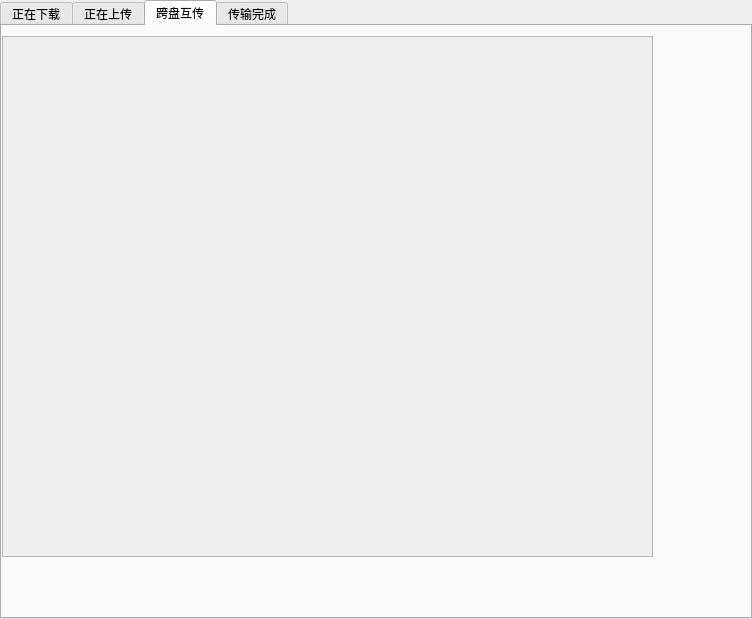
aibotez/SBCClientV2, file ui/Transmit.ui: the form before one commit.
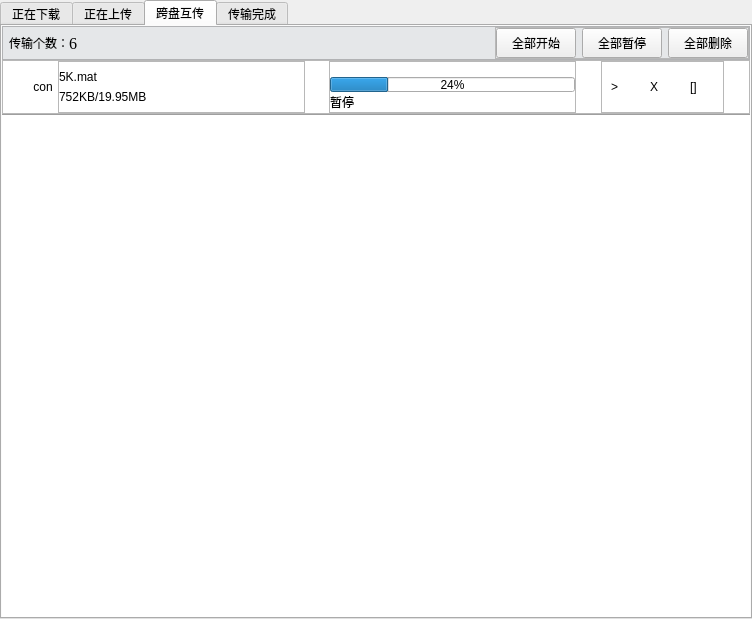
The form after the commit. The open tabs and pages were chosen to show the change.

Diff of the .ui file:
```diff
--- a/ui/Transmit.ui
+++ b/ui/Transmit.ui
@@ -1007,29 +1007,484 @@
       <attribute name="title">
        <string>跨盘互传</string>
       </attribute>
-      <widget class="QScrollArea" name="scrollArea">
-       <property name="geometry">
-        <rect>
-         <x>0</x>
-         <y>10</y>
-         <width>651</width>
-         <height>521</height>
-        </rect>
+      <layout class="QGridLayout" name="gridLayout_5">
+       <property name="leftMargin">
+        <number>0</number>
        </property>
-       <property name="widgetResizable">
-        <bool>true</bool>
+       <property name="topMargin">
+        <number>0</number>
        </property>
-       <widget class="QWidget" name="scrollAreaWidgetContents">
-        <property name="geometry">
-         <rect>
-          <x>0</x>
-          <y>0</y>
-          <width>649</width>
-          <height>519</height>
-         </rect>
-        </property>
-       </widget>
-      </widget>
+       <property name="rightMargin">
+        <number>0</number>
+       </property>
+       <property name="bottomMargin">
+        <number>0</number>
+       </property>
+       <property name="spacing">
+        <number>0</number>
+       </property>
+       <item row="0" column="0">
+        <layout class="QVBoxLayout" name="verticalLayout_16">
+         <item>
+          <widget class="QFrame" name="frame_26">
+           <property name="styleSheet">
+            <string notr="true">#frame_26
+{
+	background:#E5E7E9;
+}</string>
+           </property>
+           <property name="frameShape">
+            <enum>QFrame::StyledPanel</enum>
+           </property>
+           <property name="frameShadow">
+            <enum>QFrame::Raised</enum>
+           </property>
+           <layout class="QHBoxLayout" name="horizontalLayout_17">
+            <property name="spacing">
+             <number>0</number>
+            </property>
+            <property name="leftMargin">
+             <number>6</number>
+            </property>
+            <property name="topMargin">
+             <number>0</number>
+            </property>
+            <property name="rightMargin">
+             <number>0</number>
+            </property>
+            <property name="bottomMargin">
+             <number>0</number>
+            </property>
+            <item>
+             <widget class="QLabel" name="label_36">
+              <property name="text">
+               <string>传输个数：</string>
+              </property>
+             </widget>
+            </item>
+            <item>
+             <widget class="QLabel" name="label_37">
+              <property name="font">
+               <font>
+                <family>Times New Roman</family>
+                <pointsize>12</pointsize>
+               </font>
+              </property>
+              <property name="text">
+               <string>6</string>
+              </property>
+             </widget>
+            </item>
+            <item>
+             <spacer name="horizontalSpacer_21">
+              <property name="orientation">
+               <enum>Qt::Horizontal</enum>
+              </property>
+              <property name="sizeHint" stdset="0">
+               <size>
+                <width>303</width>
+                <height>20</height>
+               </size>
+              </property>
+             </spacer>
+            </item>
+            <item>
+             <widget class="QFrame" name="frame_27">
+              <property name="frameShape">
+               <enum>QFrame::StyledPanel</enum>
+              </property>
+              <property name="frameShadow">
+               <enum>QFrame::Raised</enum>
+              </property>
+              <layout class="QHBoxLayout" name="horizontalLayout_18">
+               <property name="spacing">
+                <number>6</number>
+               </property>
+               <property name="leftMargin">
+                <number>0</number>
+               </property>
+               <property name="topMargin">
+                <number>0</number>
+               </property>
+               <property name="rightMargin">
+                <number>0</number>
+               </property>
+               <property name="bottomMargin">
+                <number>0</number>
+               </property>
+               <item>
+                <widget class="QPushButton" name="pushButton_13">
+                 <property name="minimumSize">
+                  <size>
+                   <width>0</width>
+                   <height>30</height>
+                  </size>
+                 </property>
+                 <property name="text">
+                  <string>全部开始</string>
+                 </property>
+                </widget>
+               </item>
+               <item>
+                <widget class="QPushButton" name="pushButton_14">
+                 <property name="minimumSize">
+                  <size>
+                   <width>0</width>
+                   <height>30</height>
+                  </size>
+                 </property>
+                 <property name="text">
+                  <string>全部暂停</string>
+                 </property>
+                </widget>
+               </item>
+               <item>
+                <widget class="QPushButton" name="pushButton_15">
+                 <property name="minimumSize">
+                  <size>
+                   <width>0</width>
+                   <height>30</height>
+                  </size>
+                 </property>
+                 <property name="text">
+                  <string>全部删除</string>
+                 </property>
+                </widget>
+               </item>
+              </layout>
+             </widget>
+            </item>
+           </layout>
+          </widget>
+         </item>
+         <item>
+          <widget class="QScrollArea" name="scrollArea_9">
+           <property name="styleSheet">
+            <string notr="true">#scrollAreaWidgetContents_9
+{
+	background:white;
+	border:none;
+}
+#scrollArea_9
+{
+	background:white;
+	border:none;
+}
+
+#scrollAreaWidgetContents_9 QFrame:hover{
+	background:#D0D3D4;
+	border-radius:22px;
+	opacity:0.5;
+	}
+</string>
+           </property>
+           <property name="lineWidth">
+            <number>0</number>
+           </property>
+           <property name="horizontalScrollBarPolicy">
+            <enum>Qt::ScrollBarAlwaysOff</enum>
+           </property>
+           <property name="widgetResizable">
+            <bool>true</bool>
+           </property>
+           <widget class="QWidget" name="scrollAreaWidgetContents_9">
+            <property name="geometry">
+             <rect>
+              <x>0</x>
+              <y>0</y>
+              <width>744</width>
+              <height>552</height>
+             </rect>
+            </property>
+            <layout class="QFormLayout" name="formLayout_5">
+             <property name="horizontalSpacing">
+              <number>0</number>
+             </property>
+             <property name="verticalSpacing">
+              <number>0</number>
+             </property>
+             <property name="leftMargin">
+              <number>0</number>
+             </property>
+             <property name="topMargin">
+              <number>0</number>
+             </property>
+             <property name="rightMargin">
+              <number>0</number>
+             </property>
+             <property name="bottomMargin">
+              <number>0</number>
+             </property>
+             <item row="0" column="0" colspan="2">
+              <layout class="QVBoxLayout" name="verticalLayout_17">
+               <property name="spacing">
+                <number>0</number>
+               </property>
+               <item>
+                <widget class="QFrame" name="frame_28">
+                 <property name="frameShape">
+                  <enum>QFrame::StyledPanel</enum>
+                 </property>
+                 <property name="frameShadow">
+                  <enum>QFrame::Raised</enum>
+                 </property>
+                 <layout class="QHBoxLayout" name="horizontalLayout_19" stretch="1,6,10,1,10,1,5,1">
+                  <property name="spacing">
+                   <number>0</number>
+                  </property>
+                  <property name="leftMargin">
+                   <number>0</number>
+                  </property>
+                  <property name="topMargin">
+                   <number>0</number>
+                  </property>
+                  <property name="rightMargin">
+                   <number>0</number>
+                  </property>
+                  <property name="bottomMargin">
+                   <number>0</number>
+                  </property>
+                  <item>
+                   <spacer name="horizontalSpacer_22">
+                    <property name="orientation">
+                     <enum>Qt::Horizontal</enum>
+                    </property>
+                    <property name="sizeHint" stdset="0">
+                     <size>
+                      <width>18</width>
+                      <height>20</height>
+                     </size>
+                    </property>
+                   </spacer>
+                  </item>
+                  <item>
+                   <widget class="QLabel" name="label_38">
+                    <property name="sizePolicy">
+                     <sizepolicy hsizetype="Fixed" vsizetype="Fixed">
+                      <horstretch>0</horstretch>
+                      <verstretch>0</verstretch>
+                     </sizepolicy>
+                    </property>
+                    <property name="minimumSize">
+                     <size>
+                      <width>30</width>
+                      <height>30</height>
+                     </size>
+                    </property>
+                    <property name="text">
+                     <string>con</string>
+                    </property>
+                    <property name="alignment">
+                     <set>Qt::AlignCenter</set>
+                    </property>
+                    <property name="margin">
+                     <number>0</number>
+                    </property>
+                   </widget>
+                  </item>
+                  <item>
+                   <widget class="QFrame" name="frame_29">
+                    <property name="frameShape">
+                     <enum>QFrame::StyledPanel</enum>
+                    </property>
+                    <property name="frameShadow">
+                     <enum>QFrame::Raised</enum>
+                    </property>
+                    <layout class="QVBoxLayout" name="verticalLayout_18">
+                     <property name="spacing">
+                      <number>6</number>
+                     </property>
+                     <property name="leftMargin">
+                      <number>0</number>
+                     </property>
+                     <property name="topMargin">
+                      <number>8</number>
+                     </property>
+                     <property name="rightMargin">
+                      <number>0</number>
+                     </property>
+                     <property name="bottomMargin">
+                      <number>8</number>
+                     </property>
+                     <item>
+                      <widget class="QLabel" name="label_39">
+                       <property name="text">
+                        <string>5K.mat</string>
+                       </property>
+                      </widget>
+                     </item>
+                     <item>
+                      <widget class="QLabel" name="label_40">
+                       <property name="text">
+                        <string>752KB/19.95MB</string>
+                       </property>
+                      </widget>
+                     </item>
+                    </layout>
+                   </widget>
+                  </item>
+                  <item>
+                   <spacer name="horizontalSpacer_23">
+                    <property name="orientation">
+                     <enum>Qt::Horizontal</enum>
+                    </property>
+                    <property name="sizeHint" stdset="0">
+                     <size>
+                      <width>18</width>
+                      <height>20</height>
+                     </size>
+                    </property>
+                   </spacer>
+                  </item>
+                  <item>
+                   <widget class="QFrame" name="frame_30">
+                    <property name="frameShape">
+                     <enum>QFrame::StyledPanel</enum>
+                    </property>
+                    <property name="frameShadow">
+                     <enum>QFrame::Raised</enum>
+                    </property>
+                    <layout class="QVBoxLayout" name="verticalLayout_19">
+                     <property name="spacing">
+                      <number>0</number>
+                     </property>
+                     <property name="leftMargin">
+                      <number>0</number>
+                     </property>
+                     <property name="topMargin">
+                      <number>15</number>
+                     </property>
+                     <property name="rightMargin">
+                      <number>0</number>
+                     </property>
+                     <property name="bottomMargin">
+                      <number>0</number>
+                     </property>
+                     <item>
+                      <widget class="QProgressBar" name="progressBar_6">
+                       <property name="minimumSize">
+                        <size>
+                         <width>0</width>
+                         <height>0</height>
+                        </size>
+                       </property>
+                       <property name="maximumSize">
+                        <size>
+                         <width>16777215</width>
+                         <height>15</height>
+                        </size>
+                       </property>
+                       <property name="value">
+                        <number>24</number>
+                       </property>
+                      </widget>
+                     </item>
+                     <item>
+                      <widget class="QLabel" name="label_41">
+                       <property name="text">
+                        <string>暂停</string>
+                       </property>
+                      </widget>
+                     </item>
+                    </layout>
+                   </widget>
+                  </item>
+                  <item>
+                   <spacer name="horizontalSpacer_24">
+                    <property name="orientation">
+                     <enum>Qt::Horizontal</enum>
+                    </property>
+                    <property name="sizeHint" stdset="0">
+                     <size>
+                      <width>40</width>
+                      <height>20</height>
+                     </size>
+                    </property>
+                   </spacer>
+                  </item>
+                  <item>
+                   <widget class="QFrame" name="frame_31">
+                    <property name="frameShape">
+                     <enum>QFrame::StyledPanel</enum>
+                    </property>
+                    <property name="frameShadow">
+                     <enum>QFrame::Raised</enum>
+                    </property>
+                    <layout class="QHBoxLayout" name="horizontalLayout_20">
+                     <property name="rightMargin">
+                      <number>0</number>
+                     </property>
+                     <item>
+                      <widget class="QLabel" name="label_42">
+                       <property name="cursor">
+                        <cursorShape>PointingHandCursor</cursorShape>
+                       </property>
+                       <property name="text">
+                        <string>&gt;</string>
+                       </property>
+                      </widget>
+                     </item>
+                     <item>
+                      <widget class="QLabel" name="label_43">
+                       <property name="cursor">
+                        <cursorShape>PointingHandCursor</cursorShape>
+                       </property>
+                       <property name="text">
+                        <string>X</string>
+                       </property>
+                      </widget>
+                     </item>
+                     <item>
+                      <widget class="QLabel" name="label_44">
+                       <property name="cursor">
+                        <cursorShape>PointingHandCursor</cursorShape>
+                       </property>
+                       <property name="text">
+                        <string>[]</string>
+                       </property>
+                      </widget>
+                     </item>
+                    </layout>
+                   </widget>
+                  </item>
+                  <item>
+                   <spacer name="horizontalSpacer_25">
+                    <property name="orientation">
+                     <enum>Qt::Horizontal</enum>
+                    </property>
+                    <property name="sizeHint" stdset="0">
+                     <size>
+                      <width>18</width>
+                      <height>20</height>
+                     </size>
+                    </property>
+                   </spacer>
+                  </item>
+                 </layout>
+                </widget>
+               </item>
+               <item>
+                <widget class="Line" name="line_5">
+                 <property name="minimumSize">
+                  <size>
+                   <width>649</width>
+                   <height>0</height>
+                  </size>
+                 </property>
+                 <property name="orientation">
+                  <enum>Qt::Horizontal</enum>
+                 </property>
+                </widget>
+               </item>
+              </layout>
+             </item>
+            </layout>
+           </widget>
+          </widget>
+         </item>
+        </layout>
+       </item>
+      </layout>
      </widget>
      <widget class="QWidget" name="tab_4">
       <attribute name="title">
```
Left out of the diff: 6 changed lines with no effect on the pictures.
